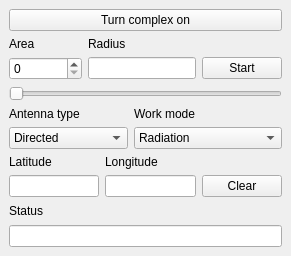
The window that src/ARM_OD_viewCore/NIIPP/NiippWidget.ui (nevaeh82/arm_od) describes before a commit, drawn with Qt 5.
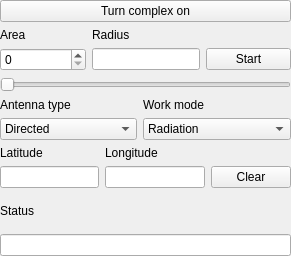
The same window after the commit.

```diff
--- a/src/ARM_OD_viewCore/NIIPP/NiippWidget.ui
+++ b/src/ARM_OD_viewCore/NIIPP/NiippWidget.ui
@@ -18,16 +18,16 @@
     <number>6</number>
    </property>
    <property name="leftMargin">
-    <number>9</number>
+    <number>0</number>
    </property>
    <property name="topMargin">
-    <number>9</number>
+    <number>0</number>
    </property>
    <property name="rightMargin">
-    <number>9</number>
+    <number>0</number>
    </property>
    <property name="bottomMargin">
-    <number>9</number>
+    <number>0</number>
    </property>
    <item>
     <widget class="QPushButton" name="_pb_enable_complex">
```
